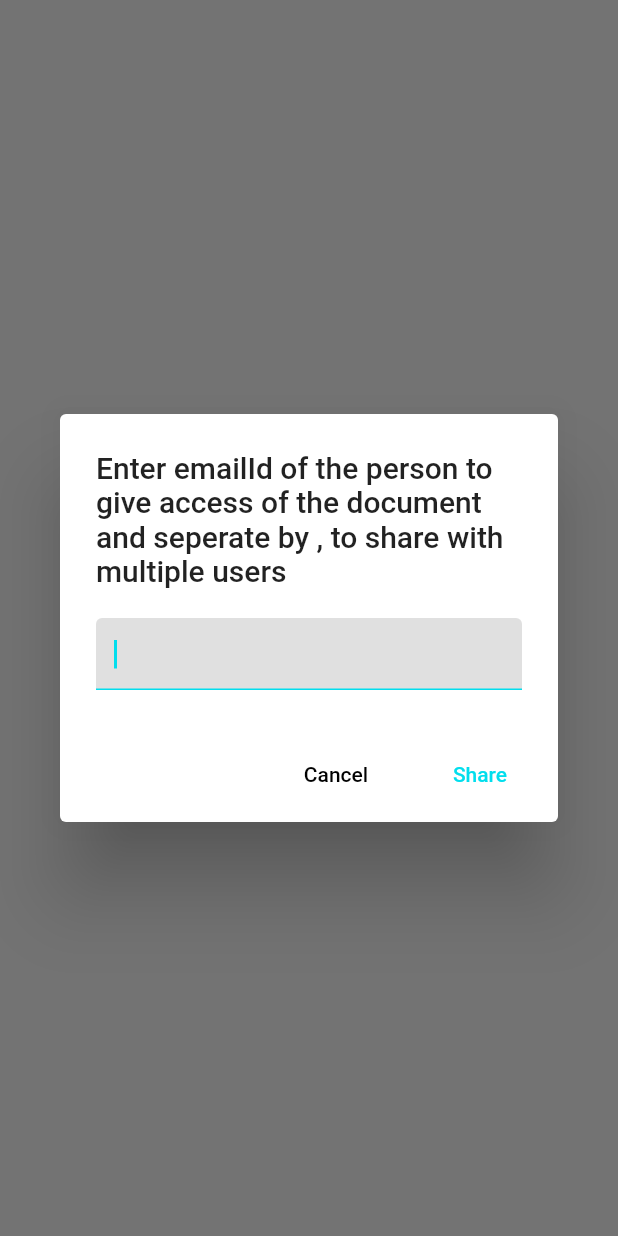
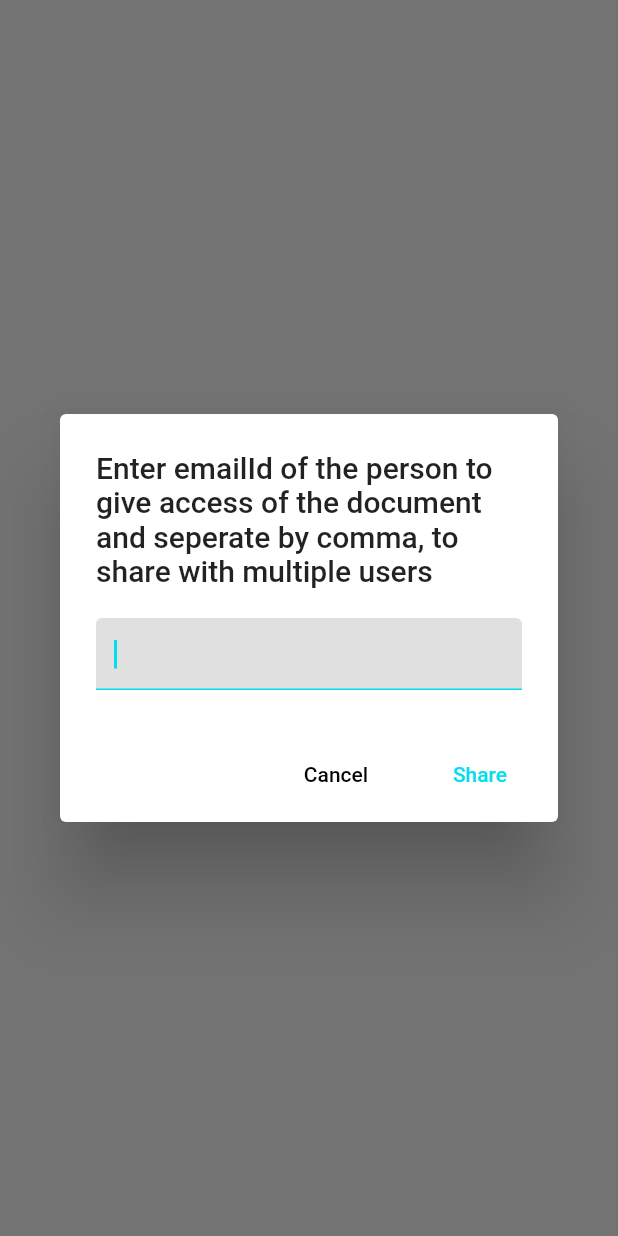
Before and after one commit to rushilshah23/Aol_docProvider, a Flutter app: what shareWithPopUp() shows on an empty page, opened directly with empty values, on a phone screen of 412 x 824 dp. Run offline on Flutter 3.47's test engine with Material 2 defaults, Android fonts, the phone set to English and light mode, and no system bars; our stand-ins replace auto_size_text, cloud_firestore, file_picker, firebase_auth, firebase_core, firebase_database and 5 more; missing offline and left inert: flutter_downloader; accounts and stored records are empty.

Commit message:
all-done

```diff
--- a/lib/ui/widgets/popUps.dart
+++ b/lib/ui/widgets/popUps.dart
@@ -25,7 +25,7 @@ shareWithPopUp(
       return AlertDialog(
         backgroundColor: Colors.white,
         title: Text(
-            "Enter emailId of the person to give access of the document and seperate by , to share with multiple users"),
+            "Enter emailId of the person to give access of the document and seperate by comma, to share with multiple users"),
         content: Form(
           key: _sharerKeyName,
           child: TextFormField(
```
